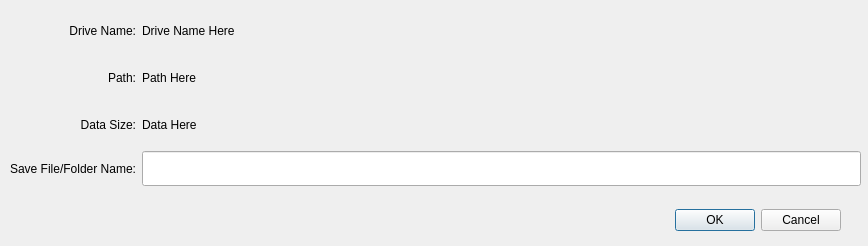
This is UserApp/Dialogs/ConfirmLinkDialog.ui in proximax-storage/cpp-xpx-storage-user-app as Qt 5 draws it before an edit. The edited form follows.
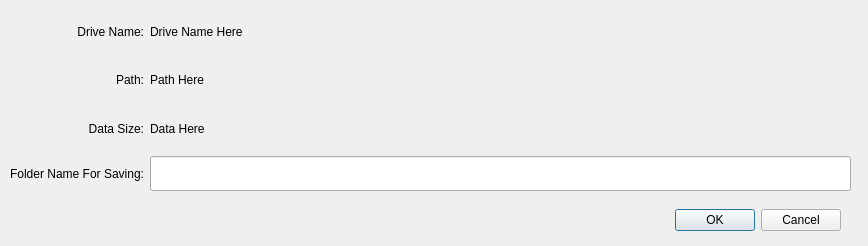
This is the edited form.

```diff
--- a/UserApp/Dialogs/ConfirmLinkDialog.ui
+++ b/UserApp/Dialogs/ConfirmLinkDialog.ui
@@ -34,11 +34,24 @@
     <rect>
      <x>10</x>
      <y>10</y>
-     <width>851</width>
-     <height>176</height>
+     <width>841</width>
+     <height>181</height>
     </rect>
    </property>
    <layout class="QGridLayout" name="gridLayout">
+    <item row="3" column="0">
+     <widget class="QLabel" name="folderNameForSaving">
+      <property name="text">
+       <string>Folder Name For Saving:</string>
+      </property>
+      <property name="alignment">
+       <set>Qt::AlignRight|Qt::AlignTrailing|Qt::AlignVCenter</set>
+      </property>
+      <property name="margin">
+       <number>10</number>
+      </property>
+     </widget>
+    </item>
     <item row="1" column="2">
      <widget class="QLabel" name="m_pathConfirmLabel">
       <property name="text">
@@ -47,7 +60,7 @@
      </widget>
     </item>
     <item row="0" column="0">
-     <widget class="QLabel" name="label">
+     <widget class="QLabel" name="driveName">
       <property name="minimumSize">
        <size>
         <width>100</width>
@@ -71,42 +84,6 @@
       </property>
      </widget>
     </item>
-    <item row="2" column="0">
-     <widget class="QLabel" name="label_4">
-      <property name="text">
-       <string>Data Size:</string>
-      </property>
-      <property name="alignment">
-       <set>Qt::AlignRight|Qt::AlignTrailing|Qt::AlignVCenter</set>
-      </property>
-      <property name="margin">
-       <number>10</number>
-      </property>
-     </widget>
-    </item>
-    <item row="0" column="2">
-     <widget class="QLabel" name="m_driveNameConfirmLabel">
-      <property name="text">
-       <string>Drive Name Here</string>
-      </property>
-      <property name="wordWrap">
-       <bool>true</bool>
-      </property>
-     </widget>
-    </item>
-    <item row="3" column="0">
-     <widget class="QLabel" name="label_2">
-      <property name="text">
-       <string>Save File/Folder Name:</string>
-      </property>
-      <property name="alignment">
-       <set>Qt::AlignRight|Qt::AlignTrailing|Qt::AlignVCenter</set>
-      </property>
-      <property name="margin">
-       <number>10</number>
-      </property>
-     </widget>
-    </item>
     <item row="2" column="2">
      <widget class="QLabel" name="m_dataSizeConfirmLabel">
       <property name="text">
@@ -115,7 +92,7 @@
      </widget>
     </item>
     <item row="1" column="0">
-     <widget class="QLabel" name="label_3">
+     <widget class="QLabel" name="path">
       <property name="text">
        <string>Path:</string>
       </property>
@@ -127,6 +104,19 @@
       </property>
      </widget>
     </item>
+    <item row="2" column="0">
+     <widget class="QLabel" name="dataSize">
+      <property name="text">
+       <string>Data Size:</string>
+      </property>
+      <property name="alignment">
+       <set>Qt::AlignRight|Qt::AlignTrailing|Qt::AlignVCenter</set>
+      </property>
+      <property name="margin">
+       <number>10</number>
+      </property>
+     </widget>
+    </item>
     <item row="3" column="2">
      <widget class="QLineEdit" name="m_dataNameConfirmEdit">
       <property name="minimumSize">
@@ -137,6 +127,16 @@
       </property>
      </widget>
     </item>
+    <item row="0" column="2">
+     <widget class="QLabel" name="m_driveNameConfirmLabel">
+      <property name="text">
+       <string>Drive Name Here</string>
+      </property>
+      <property name="wordWrap">
+       <bool>true</bool>
+      </property>
+     </widget>
+    </item>
    </layout>
   </widget>
  </widget>
```
